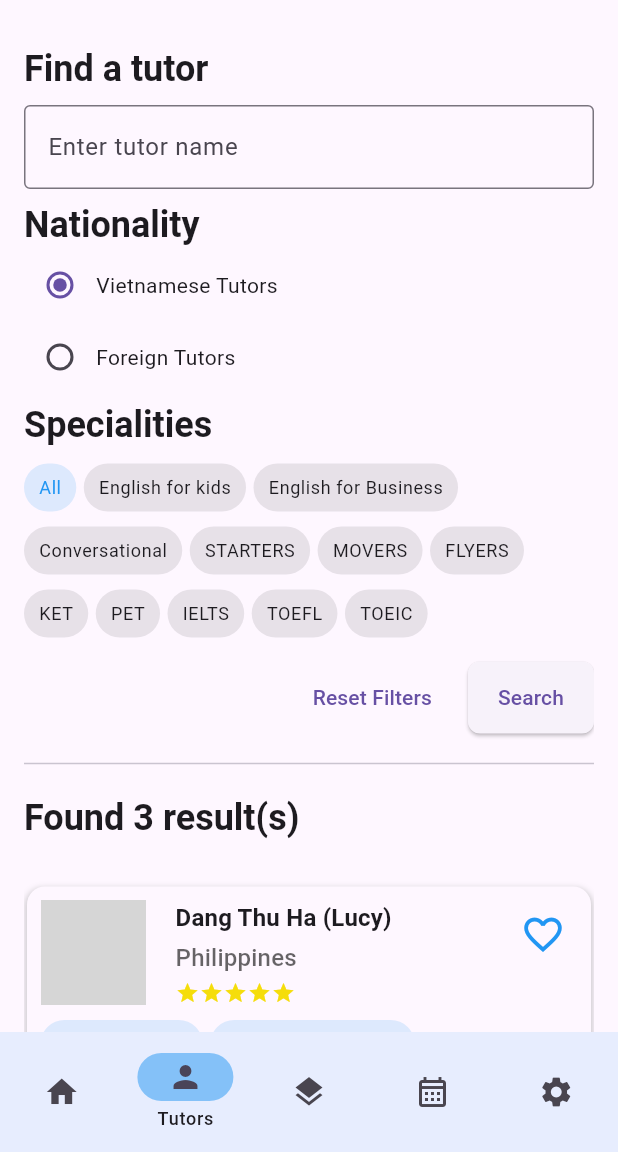
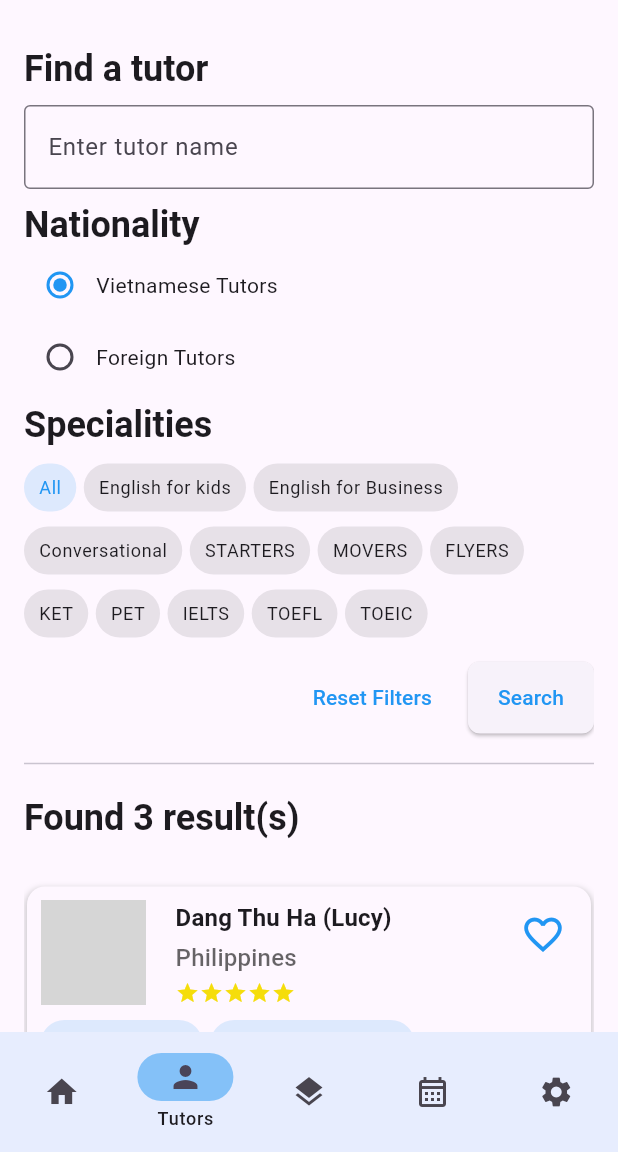
Before and after one commit to haonguyen22/Lettutor, a Flutter app: the screen it shows after launch, item 2 of the bottom bar chosen, on a phone screen of 412 x 824 dp, the part 84-1236 px from its top. Run offline on Flutter 3.47's test engine with Material 2 defaults, Android fonts, the phone set to English and light mode, and no system bars; our stand-ins replace adaptive_theme, bloc, flutter_bloc, flutter_svg, get_it, injectable and 4 more; missing offline and left inert: syncfusion_flutter_pdfviewer; network calls fail; grey boxes are pictures that could not be loaded.

Commit message:
FIx color

```diff
--- a/lib/presentation/home/view/tab/schedule_tab_view.dart
+++ b/lib/presentation/home/view/tab/schedule_tab_view.dart
@@ -15,6 +15,8 @@ class ScheduleTabView extends StatelessWidget {
         child: Column(
           children: [
             TabBar(
+              indicatorColor: context.primaryColor,
+              indicatorSize: TabBarIndicatorSize.tab,
               tabs: [
                 Tab(
                   icon: Row(
--- a/lib/presentation/home/view/tab/tutor_tab_view.dart
+++ b/lib/presentation/home/view/tab/tutor_tab_view.dart
@@ -60,6 +60,7 @@ class _TutorTabViewState extends State<TutorTabView> {
               Row(
                 children: [
                   Radio<Nationality>(
+                    activeColor: Colors.blue,
                     value: Nationality.vietnamese,
                     groupValue: nationality,
                     onChanged: (value) {
@@ -74,6 +75,7 @@ class _TutorTabViewState extends State<TutorTabView> {
               Row(
                 children: [
                   Radio<Nationality>(
+                    activeColor: Colors.blue,
                     value: Nationality.foreign,
                     groupValue: nationality,
                     onChanged: (value) {
@@ -109,12 +111,16 @@ class _TutorTabViewState extends State<TutorTabView> {
                 children: [
                   TextButton(
                     onPressed: () {},
+                    style: TextButton.styleFrom(
+                      foregroundColor: context.primaryColor,
+                    ),
                     child: Text(S.of(context).resetFilters),
                   ),
                   const SizedBox(width: 12),
                   ElevatedButton(
                     onPressed: () {},
                     style: ElevatedButton.styleFrom(
+                      foregroundColor: context.primaryColor,
                       shape: RoundedRectangleBorder(
                         borderRadius: BorderRadius.circular(8),
                       ),
```
